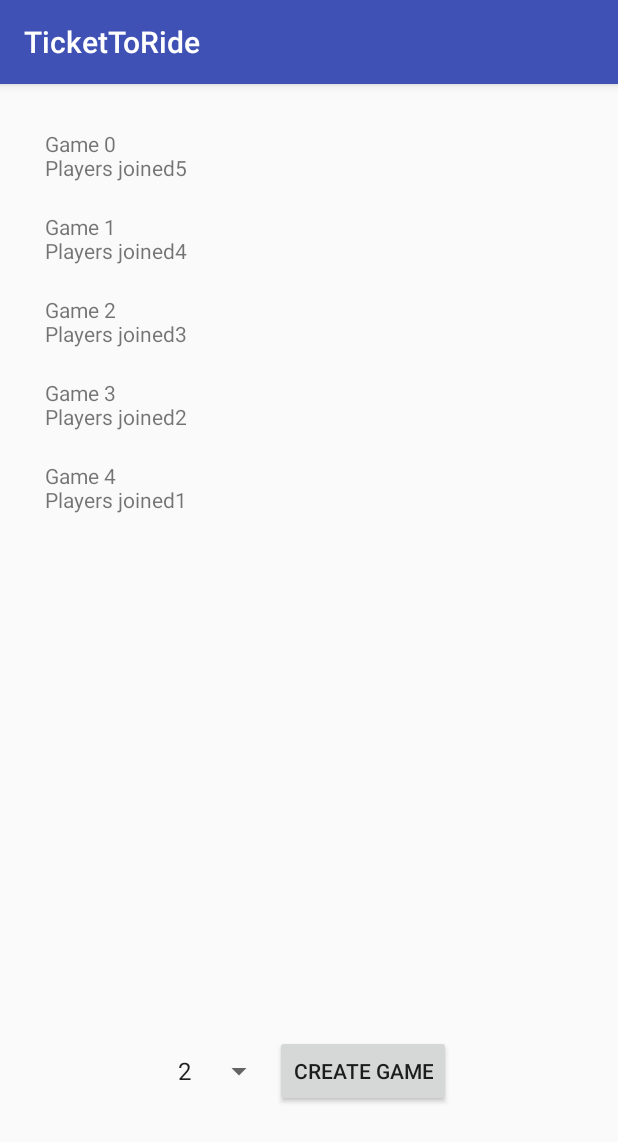
After one commit to massielislas/TicketToRidePhase4, an Android app: the fragment GamesView placed in its activity, on a phone screen of 412 x 824 dp. The commit adds this screen. Shown: the top 1142 px of the screen. Run offline under Robolectric (Android 15) with nearby library versions, the phone set to English and light mode, and no system bars.

Commit message:
changing to games layout and basic functionality of it

```diff
--- a/TicketToRideClient/app/build.gradle
+++ b/TicketToRideClient/app/build.gradle
@@ -21,7 +21,6 @@ android {
 dependencies {
     implementation fileTree(include: ['*.jar'], dir: 'libs')
     implementation 'com.android.support:appcompat-v7:26.1.0'
-    implementation 'com.android.support.constraint:constraint-layout:1.1.0'
     testImplementation 'junit:junit:4.12'
     implementation 'com.android.support:recyclerview-v7:26.1.0'
 }
--- /dev/null
+++ b/TicketToRideClient/app/src/main/java/root/tickettorideclient/LoginCallback.java
@@ -0,0 +1,9 @@
+package root.tickettorideclient;
+
+/**
+ * Created by Massiel on 4/2/2018.
+ */
+
+public interface LoginCallback{
+    public void onLoginSuccess();
+}
--- a/TicketToRideClient/app/src/main/java/root/tickettorideclient/MainActivity.java
+++ b/TicketToRideClient/app/src/main/java/root/tickettorideclient/MainActivity.java
@@ -5,10 +5,17 @@ import android.support.v4.app.Fragment;
 import android.support.v7.app.AppCompatActivity;
 import android.os.Bundle;
 
+import root.tickettorideclient.Views.GamesView;
 import root.tickettorideclient.Views.LoginView;
 
-public class MainActivity extends AppCompatActivity {
+public class MainActivity extends AppCompatActivity implements LoginCallback{
     FragmentManager fragmentManager;
+
+    @Override
+    public void onLoginSuccess() {
+        Fragment gamesFragment = new GamesView();
+        fragmentManager.beginTransaction().replace(R.id.main_acttivity_container, gamesFragment).addToBackStack(null).commit();
+    }
 
     @Override
     protected void onCreate(Bundle savedInstanceState) {
--- /dev/null
+++ b/TicketToRideClient/app/src/main/java/root/tickettorideclient/Views/GameListItem.java
@@ -0,0 +1,26 @@
+package root.tickettorideclient.Views;
+
+/**
+ * Created by Massiel on 5/14/2018.
+ */
+
+public class GameListItem {
+    public String getGameId() {
+        return gameId;
+    }
+
+    public void setGameId(String gameId) {
+        this.gameId = gameId;
+    }
+
+    public String getPlayersJoined() {
+        return playersJoined;
+    }
+
+    public void setPlayersJoined(String playersJoined) {
+        this.playersJoined = playersJoined;
+    }
+
+    String gameId;
+    String playersJoined;
+}
--- /dev/null
+++ b/TicketToRideClient/app/src/main/java/root/tickettorideclient/Views/GamesView.java
@@ -0,0 +1,116 @@
+package root.tickettorideclient.Views;
+
+import android.os.Bundle;
+import android.support.annotation.Nullable;
+import android.support.v4.app.Fragment;
+import android.support.v7.widget.LinearLayoutManager;
+import android.support.v7.widget.RecyclerView;
+import android.view.LayoutInflater;
+import android.view.View;
+import android.view.ViewGroup;
+import android.widget.Button;
+import android.widget.Spinner;
+import android.widget.TextView;
+import android.widget.Toast;
+
+import java.util.ArrayList;
+
+import root.tickettorideclient.R;
+
+
+/**
+ * Created by Massiel on 5/14/2018.
+ */
+
+public class GamesView extends Fragment{
+    private Spinner playerNumberSpinner;
+    private Button createGameButton;
+    private RecyclerView gamesRecyclerView;
+    private ArrayList<GameListItem>gameListItems = new ArrayList<>();
+    private GamesListAdapter gamesListAdapter;
+
+    public ArrayList<GameListItem> getGameListItems() {
+        return gameListItems;
+    }
+
+    public void setGameListItems(ArrayList<GameListItem> gameListItems) {
+        this.gameListItems = gameListItems;
+    }
+
+    @Override
+    public void onCreate(@Nullable Bundle savedInstanceState) {
+        super.onCreate(savedInstanceState);
+    }
+
+    @Nullable
+    @Override
+    public View onCreateView(LayoutInflater inflater, @Nullable ViewGroup container, @Nullable Bundle savedInstanceState) {
+        View view = inflater.inflate(R.layout.fragment_games, container, false);
+        gamesRecyclerView = (RecyclerView) view.findViewById(R.id.gamesRecyclerView);
+        gamesRecyclerView.setLayoutManager(new LinearLayoutManager(getActivity()));
+        updateUI();
+        return view;
+    }
+
+    public void updateUI(){
+        addFakeGames();
+        gamesListAdapter = new GamesListAdapter(gameListItems);
+        gamesRecyclerView.setAdapter(gamesListAdapter);
+    }
+
+    //Test
+    public void addFakeGames(){
+        for(int i = 0; i < 5; i++){
+            GameListItem gameListItem = new GameListItem();
+            gameListItem.setGameId(i + "");
+            gameListItem.setPlayersJoined((5 - i) + "");
+            gameListItems.add(gameListItem);
+        }
+
+    }
+
+    public class GameHolder extends RecyclerView.ViewHolder{
+        TextView gameDescription;
+
+        public GameHolder(LayoutInflater inflater, ViewGroup parent){
+            super(inflater.inflate(R.layout.game_list_item, parent, false));
+            gameDescription = (TextView) itemView.findViewById(R.id.gameListItemText);
+        }
+
+        public void bind(final GameListItem gameListItem){
+            final String textToSet = "Game " + gameListItem.getGameId() + "\n" + "Players joined" + gameListItem.getPlayersJoined();
+            gameDescription.setText(textToSet);
+            gameDescription.setOnClickListener(new View.OnClickListener(){
+                @Override
+                public void onClick(View view) {
+                    Toast.makeText(getContext(), textToSet, Toast.LENGTH_LONG).show();
+                }
+            });
+        }
+    }
+
+    public class GamesListAdapter extends RecyclerView.Adapter<GameHolder>{
+        private ArrayList<GameListItem>games;
+
+        public GamesListAdapter(ArrayList<GameListItem>gameListItems){
+            games = gameListItems;
+        }
+
+        @Override
+        public GameHolder onCreateViewHolder(ViewGroup parent, int viewType) {
+            LayoutInflater layoutInflater = LayoutInflater.from(getActivity());
+            return new GameHolder(layoutInflater, parent);
+        }
+
+        @Override
+        public void onBindViewHolder(GameHolder holder, int position) {
+            GameListItem gameListItem = games.get(position);
+            holder.bind(gameListItem);
+        }
+
+        @Override
+        public int getItemCount() {
+            return games.size();
+        }
+    }
+}
--- a/TicketToRideClient/app/src/main/java/root/tickettorideclient/Views/LoginView.java
+++ b/TicketToRideClient/app/src/main/java/root/tickettorideclient/Views/LoginView.java
@@ -11,6 +11,7 @@ import android.view.ViewGroup;
 import android.widget.Button;
 import android.widget.EditText;
 
+import root.tickettorideclient.LoginCallback;
 import root.tickettorideclient.R;
 
 
@@ -53,7 +54,7 @@ public class LoginView extends Fragment{
         signInButton.setOnClickListener(new View.OnClickListener(){
             @Override
             public void onClick(View view) {
-
+                ((LoginCallback) getActivity()).onLoginSuccess();
             }
         });
 
@@ -61,7 +62,7 @@ public class LoginView extends Fragment{
         registerButton.setOnClickListener(new View.OnClickListener(){
             @Override
             public void onClick(View view) {
-
+                ((LoginCallback) getActivity()).onLoginSuccess();
             }
         });
     }
--- /dev/null
+++ b/TicketToRideClient/app/src/main/res/layout/fragment_games.xml
@@ -0,0 +1,36 @@
+<?xml version="1.0" encoding="utf-8"?>
+<LinearLayout xmlns:android="http://schemas.android.com/apk/res/android"
+    android:layout_width="match_parent"
+    android:layout_height="match_parent"
+    android:orientation="vertical"
+    android:layout_margin="20dp">
+
+    <android.support.v7.widget.RecyclerView
+        android:layout_width="wrap_content"
+        android:layout_height="wrap_content"
+        android:id="@+id/gamesRecyclerView"
+        android:layout_weight="3">
+    </android.support.v7.widget.RecyclerView>
+
+    <LinearLayout
+        android:layout_width="wrap_content"
+        android:layout_height="wrap_content"
+        android:orientation="horizontal"
+        android:layout_margin="20dp"
+        android:gravity="center"
+        android:layout_gravity="center"
+        android:layout_weight="1">
+
+        <Spinner
+            android:layout_width="wrap_content"
+            android:layout_height="wrap_content"
+            android:entries="@array/numberOfPlayersSpinner">
+        </Spinner>
+
+        <Button
+            android:layout_width="wrap_content"
+            android:layout_height="wrap_content"
+            android:text="@string/createGame"/>
+    </LinearLayout>
+
+</LinearLayout>
--- /dev/null
+++ b/TicketToRideClient/app/src/main/res/layout/game_list_item.xml
@@ -0,0 +1,12 @@
+<?xml version="1.0" encoding="utf-8"?>
+<LinearLayout xmlns:android="http://schemas.android.com/apk/res/android"
+    android:layout_width="wrap_content"
+    android:layout_height="wrap_content">
+
+    <TextView
+        android:layout_width="wrap_content"
+        android:layout_height="wrap_content"
+        android:id="@+id/gameListItemText"
+        android:padding="10dp"/>
+
+</LinearLayout>
--- a/TicketToRideClient/app/src/main/res/layout/layout.xml
+++ /dev/null
@@ -1,6 +0,0 @@
-<?xml version="1.0" encoding="utf-8"?>
-<LinearLayout xmlns:android="http://schemas.android.com/apk/res/android"
-    android:layout_width="match_parent"
-    android:layout_height="match_parent">
-
-</LinearLayout>
--- a/TicketToRideClient/app/src/main/res/values/strings.xml
+++ b/TicketToRideClient/app/src/main/res/values/strings.xml
@@ -8,4 +8,13 @@
 
     <string name="signInButton">SIGN IN</string>
     <string name="registerButton">REGISTER</string>
+
+    <string name="createGame">CREATE GAME</string>
+
+    <string-array name="numberOfPlayersSpinner">
+        <item>2</item>
+        <item>3</item>
+        <item>4</item>
+        <item>5</item>
+    </string-array>
 </resources>
```
